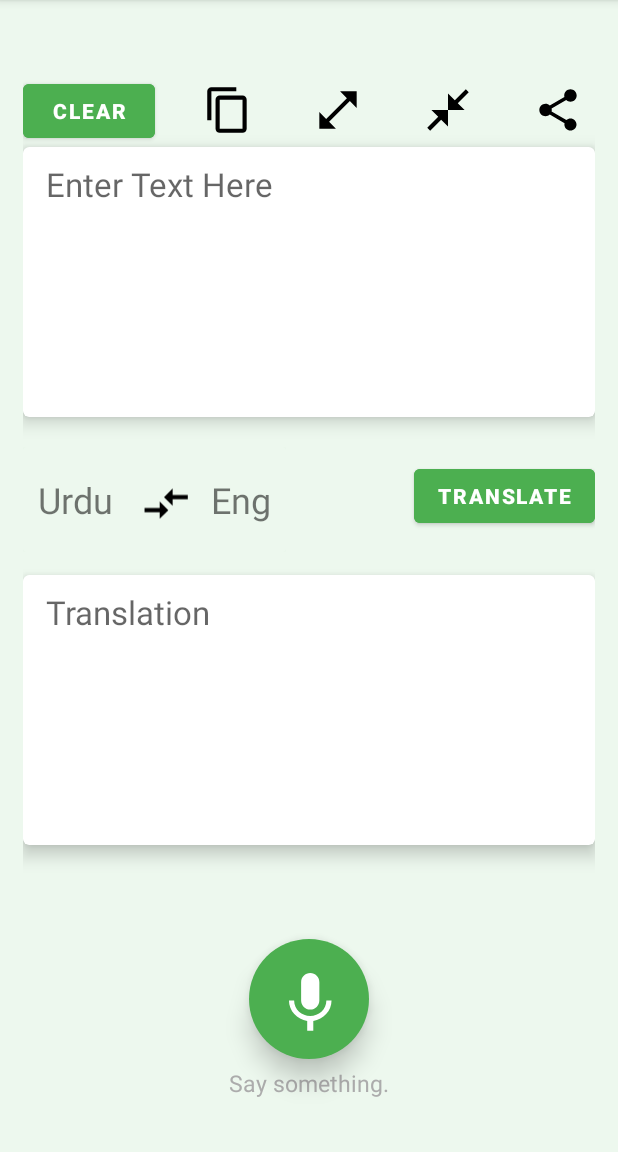
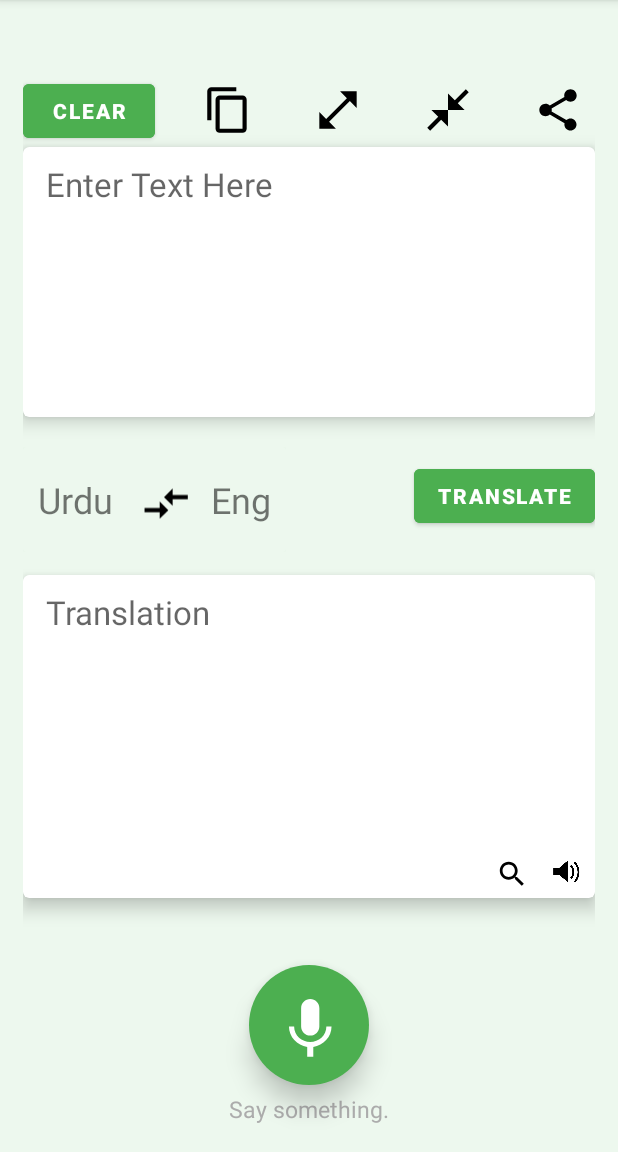
Before and after one commit to jaffar02/MythicTranslator, an Android app: the screen it shows after launch (Logic), on a phone screen of 412 x 824 dp, the part 84-1236 px from its top. Run offline under Robolectric (Android 15) with nearby library versions, the phone set to English and light mode, and no system bars; libraries missing offline, so code that uses them is left out: com.google.mlkit.common, com.google.mlkit.nl; Roboto replaces fonts that are not available here; 2 statements that could not run were skipped.

Commit message:
Revision 0.7

```diff
--- a/app/build.gradle
+++ b/app/build.gradle
@@ -14,6 +14,7 @@ android {
         versionName "1.0"
 
         testInstrumentationRunner "androidx.test.runner.AndroidJUnitRunner"
+        signingConfig signingConfigs.debug
     }
 
     buildTypes {
--- /dev/null
+++ b/app/src/main/res/drawable/search_foreground.xml
@@ -0,0 +1,15 @@
+<vector xmlns:android="http://schemas.android.com/apk/res/android"
+    android:width="108dp"
+    android:height="108dp"
+    android:viewportWidth="108"
+    android:viewportHeight="108"
+    android:tint="#000000">
+  <group android:scaleX="2.8"
+      android:scaleY="2.8"
+      android:translateX="25.812"
+      android:translateY="25.812">
+    <path
+        android:fillColor="@android:color/white"
+        android:pathData="M15.5,14h-0.79l-0.28,-0.27C15.41,12.59 16,11.11 16,9.5 16,5.91 13.09,3 9.5,3S3,5.91 3,9.5 5.91,16 9.5,16c1.61,0 3.09,-0.59 4.23,-1.57l0.27,0.28v0.79l5,4.99L20.49,19l-4.99,-5zM9.5,14C7.01,14 5,11.99 5,9.5S7.01,5 9.5,5 14,7.01 14,9.5 11.99,14 9.5,14z"/>
+  </group>
+</vector>
--- a/app/src/main/res/layout/activity_logic.xml
+++ b/app/src/main/res/layout/activity_logic.xml
@@ -207,6 +207,14 @@
             app:layout_constraintStart_toStartOf="parent"
             app:layout_constraintTop_toBottomOf="@id/MiddleIconsHolder"
             >
+         <LinearLayout
+             android:layout_width="match_parent"
+             android:layout_height="wrap_content"
+             app:layout_constraintBottom_toBottomOf="parent"
+             app:layout_constraintEnd_toEndOf="parent"
+             android:orientation="vertical"
+             app:layout_constraintStart_toStartOf="parent"
+             app:layout_constraintTop_toTopOf="parent">
 
              <EditText
                  android:id="@+id/convertTo"
@@ -219,11 +227,34 @@
                  android:hint="Translation"
                  android:paddingHorizontal="15dp"
                  android:textSize="22sp"
-                app:layout_constraintBottom_toBottomOf="parent"
-                app:layout_constraintEnd_toEndOf="parent"
-                app:layout_constraintStart_toStartOf="parent"
-                app:layout_constraintTop_toTopOf="parent"
                  tools:ignore="SpeakableTextPresentCheck" />
+
+             <LinearLayout
+                 android:layout_width="match_parent"
+                 android:layout_height="wrap_content"
+                 android:gravity="end"
+                 android:orientation="horizontal"
+                 >
+                 <ImageView
+                     android:id="@+id/searchBtn"
+                     android:layout_width="38.25dp"
+                     android:layout_height="35.5dp"
+                     android:src="@drawable/search_foreground"
+                     />
+                 <ImageView
+                     android:id="@+id/speakBtn"
+                     android:layout_width="38.25dp"
+                     android:layout_height="35.5dp"
+                     android:src="@drawable/speaker"
+                     />
+             </LinearLayout>
+
+
+         </LinearLayout>
+
+
+
+
 
         </com.google.android.material.card.MaterialCardView>
 
--- /dev/null
+++ b/app/src/main/res/mipmap-anydpi-v26/search.xml
@@ -0,0 +1,5 @@
+<?xml version="1.0" encoding="utf-8"?>
+<adaptive-icon xmlns:android="http://schemas.android.com/apk/res/android">
+    <background android:drawable="@drawable/search_background"/>
+    <foreground android:drawable="@drawable/search_foreground"/>
+</adaptive-icon>
--- /dev/null
+++ b/app/src/main/res/mipmap-anydpi-v26/search_round.xml
@@ -0,0 +1,5 @@
+<?xml version="1.0" encoding="utf-8"?>
+<adaptive-icon xmlns:android="http://schemas.android.com/apk/res/android">
+    <background android:drawable="@drawable/search_background"/>
+    <foreground android:drawable="@drawable/search_foreground"/>
+</adaptive-icon>
```
Also changed, not shown: app/src/main/java/com/MT/mythictranslator/Logic.java (+65 -5 lines), app/src/main/res/drawable/search_background.xml (added, +74 -0 lines), app/src/main/res/drawable-v24/speaker.png (added), app/src/main/res/drawable/speaker.png (added), app/src/main/res/mipmap-hdpi/search.png (added), app/src/main/res/mipmap-hdpi/search_round.png (added), app/src/main/res/mipmap-mdpi/search.png (added), app/src/main/res/mipmap-mdpi/search_round.png (added), app/src/main/res/mipmap-xhdpi/search.png (added), app/src/main/res/mipmap-xhdpi/search_round.png (added), app/src/main/res/mipmap-xxhdpi/search.png (added), app/src/main/res/mipmap-xxhdpi/search_round.png (added), app/src/main/res/mipmap-xxxhdpi/search.png (added), app/src/main/res/mipmap-xxxhdpi/search_round.png (added), 1 more files. Lines whose indentation alone changed are shown as unchanged.
